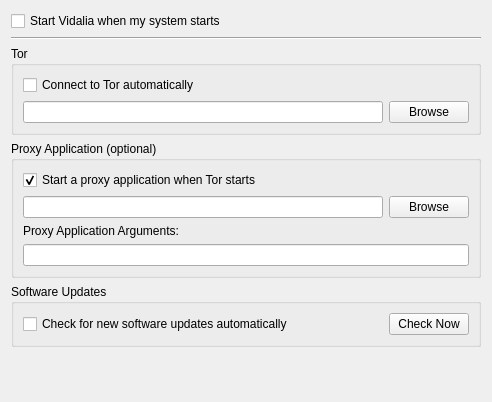
This is src/vidalia/config/GeneralPage.ui in a-ilin/vidalia as Qt 5 draws it before an edit. The edited form follows.
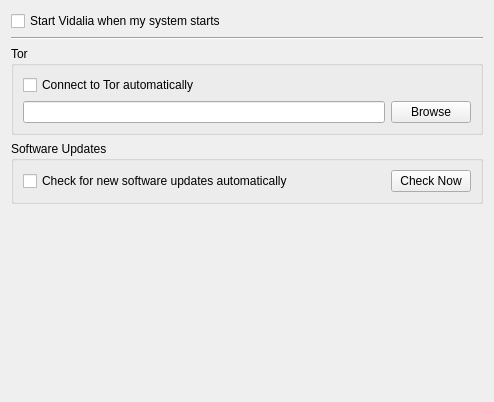
This is the edited form.

Commit message: Remove proxy settings handling

Diff of the .ui file:
```diff
--- a/src/vidalia/config/GeneralPage.ui
+++ b/src/vidalia/config/GeneralPage.ui
@@ -6,7 +6,7 @@
    <rect>
     <x>0</x>
     <y>0</y>
-    <width>492</width>
+    <width>494</width>
     <height>402</height>
    </rect>
   </property>
@@ -76,79 +76,6 @@
      </layout>
     </widget>
    </item>
-   <item>
-    <widget class="QGroupBox" name="grpProxyExecutable">
-     <property name="sizePolicy">
-      <sizepolicy hsizetype="Preferred" vsizetype="Preferred">
-       <horstretch>0</horstretch>
-       <verstretch>0</verstretch>
-      </sizepolicy>
-     </property>
-     <property name="minimumSize">
-      <size>
-       <width>0</width>
-       <height>0</height>
-      </size>
-     </property>
-     <property name="title">
-      <string>Proxy Application (optional)</string>
-     </property>
-     <layout class="QVBoxLayout" name="verticalLayout_2">
-      <item>
-       <widget class="QCheckBox" name="chkRunProxyAtTorStartup">
-        <property name="text">
-         <string>Start a proxy application when Tor starts</string>
-        </property>
-        <property name="checked">
-         <bool>true</bool>
-        </property>
-       </widget>
-      </item>
-      <item>
-       <layout class="QHBoxLayout">
-        <item>
-         <widget class="QLineEdit" name="lineProxyExecutable">
-          <property name="enabled">
-           <bool>true</bool>
-          </property>
-         </widget>
-        </item>
-        <item>
-         <widget class="QPushButton" name="btnBrowseProxyExecutable">
-          <property name="enabled">
-           <bool>true</bool>
-          </property>
-          <property name="text">
-           <string>Browse</string>
-          </property>
-         </widget>
-        </item>
-       </layout>
-      </item>
-      <item>
-       <layout class="QHBoxLayout">
-        <item>
-         <widget class="QLabel" name="lblProxyExecutableArguments">
-          <property name="enabled">
-           <bool>true</bool>
-          </property>
-          <property name="text">
-           <string>Proxy Application Arguments:</string>
-          </property>
-         </widget>
-        </item>
-       </layout>
-      </item>
-      <item>
-       <widget class="QLineEdit" name="lineProxyExecutableArguments">
-        <property name="enabled">
-         <bool>true</bool>
-        </property>
-       </widget>
-      </item>
-     </layout>
-    </widget>
-   </item>
    <item>
     <widget class="QGroupBox" name="grpSoftwareUpdates">
      <property name="title">
```
Left out of the diff: 16 changed lines with no effect on the pictures. The commit also changes 5 other files.
